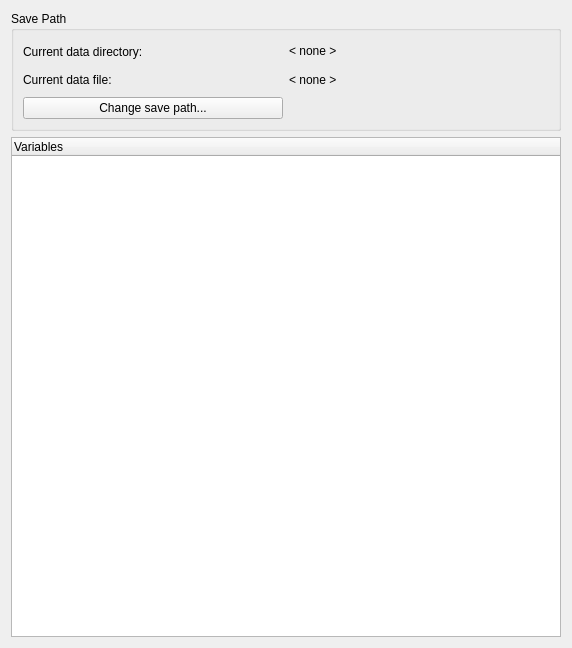
This is modules/datarecorder/datarecorder_dialog.ui in tud-hri/joan as Qt 5 draws it before an edit. The edited form follows.
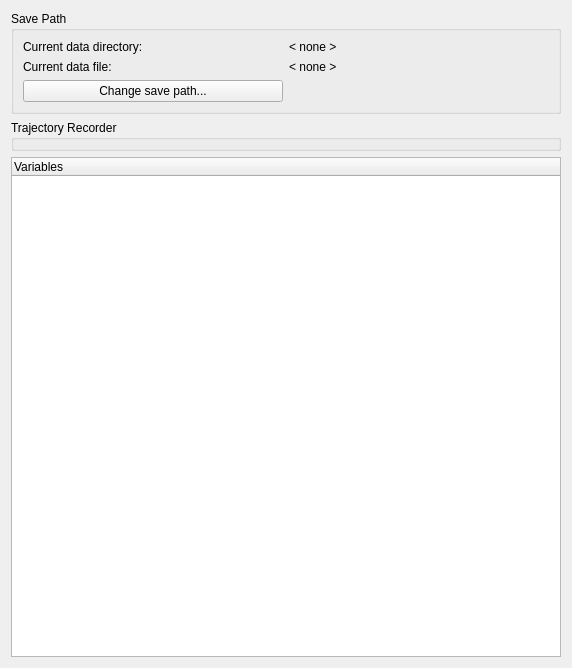
This is the edited form.

```diff
--- a/modules/datarecorder/datarecorder_dialog.ui
+++ b/modules/datarecorder/datarecorder_dialog.ui
@@ -6,7 +6,7 @@
    <rect>
     <x>0</x>
     <y>0</y>
-    <width>544</width>
+    <width>568</width>
     <height>648</height>
    </rect>
   </property>
@@ -77,6 +77,13 @@
      </layout>
     </widget>
    </item>
+   <item>
+    <widget class="QGroupBox" name="groupBox">
+     <property name="title">
+      <string>Trajectory Recorder</string>
+     </property>
+    </widget>
+   </item>
    <item>
     <widget class="QTreeWidget" name="treeWidget">
      <property name="sizePolicy">
```
Left out of the diff: 46 changed lines with no effect on the pictures.
